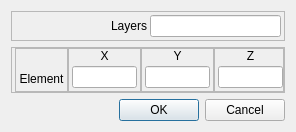
First picture: the form in DMesh_Widget/w_meshboundrefinegeneral.ui, repository orientalinformation/foamnode, before the edit.
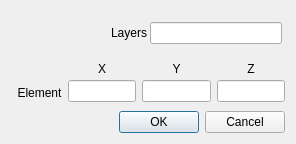
Second picture: the form after the edit.

```diff
--- a/DMesh_Widget/w_meshboundrefinegeneral.ui
+++ b/DMesh_Widget/w_meshboundrefinegeneral.ui
@@ -7,7 +7,7 @@
     <x>0</x>
     <y>0</y>
     <width>296</width>
-    <height>124</height>
+    <height>144</height>
    </rect>
   </property>
   <property name="windowTitle">
@@ -16,12 +16,6 @@
   <layout class="QVBoxLayout" name="verticalLayout">
    <item>
     <widget class="QFrame" name="frame_79">
-     <property name="frameShape">
-      <enum>QFrame::StyledPanel</enum>
-     </property>
-     <property name="frameShadow">
-      <enum>QFrame::Raised</enum>
-     </property>
      <layout class="QHBoxLayout" name="horizontalLayout">
       <property name="spacing">
        <number>3</number>
@@ -63,12 +57,6 @@
    </item>
    <item>
     <widget class="QFrame" name="frame_63">
-     <property name="frameShape">
-      <enum>QFrame::StyledPanel</enum>
-     </property>
-     <property name="frameShadow">
-      <enum>QFrame::Raised</enum>
-     </property>
      <layout class="QHBoxLayout" name="horizontalLayout_18">
       <property name="spacing">
        <number>0</number>
@@ -87,12 +75,6 @@
       </property>
       <item>
        <widget class="QFrame" name="frame_68">
-        <property name="frameShape">
-         <enum>QFrame::StyledPanel</enum>
-        </property>
-        <property name="frameShadow">
-         <enum>QFrame::Raised</enum>
-        </property>
         <layout class="QVBoxLayout" name="verticalLayout_60">
          <property name="spacing">
           <number>3</number>
@@ -131,12 +113,6 @@
       </item>
       <item>
        <widget class="QFrame" name="frame_69">
-        <property name="frameShape">
-         <enum>QFrame::StyledPanel</enum>
-        </property>
-        <property name="frameShadow">
-         <enum>QFrame::Raised</enum>
-        </property>
         <layout class="QVBoxLayout" name="verticalLayout_61">
          <property name="spacing">
           <number>3</number>
@@ -171,12 +147,6 @@
       </item>
       <item>
        <widget class="QFrame" name="frame_70">
-        <property name="frameShape">
-         <enum>QFrame::StyledPanel</enum>
-        </property>
-        <property name="frameShadow">
-         <enum>QFrame::Raised</enum>
-        </property>
         <layout class="QVBoxLayout" name="verticalLayout_62">
          <property name="spacing">
           <number>3</number>
@@ -211,12 +181,6 @@
       </item>
       <item>
        <widget class="QFrame" name="frame_71">
-        <property name="frameShape">
-         <enum>QFrame::StyledPanel</enum>
-        </property>
-        <property name="frameShadow">
-         <enum>QFrame::Raised</enum>
-        </property>
         <layout class="QVBoxLayout" name="verticalLayout_63">
          <property name="spacing">
           <number>3</number>
```
